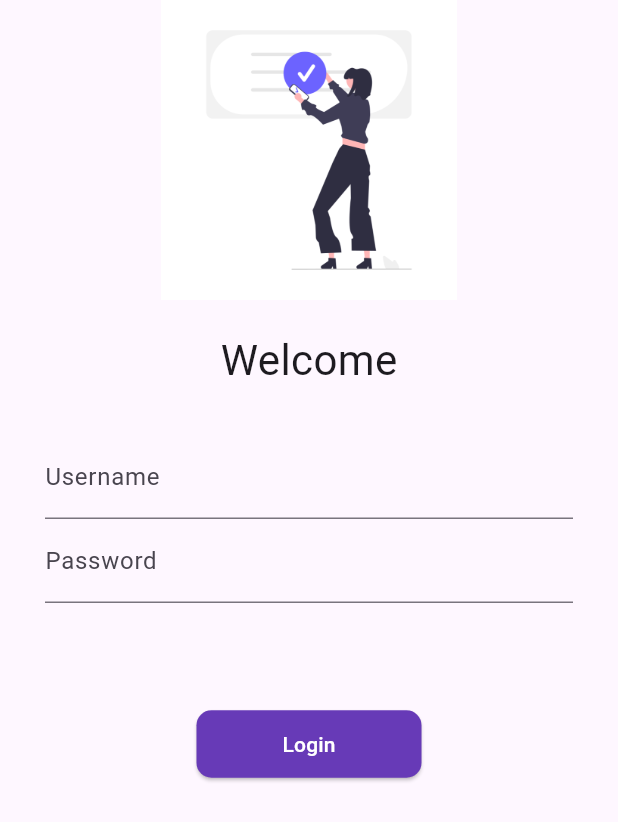
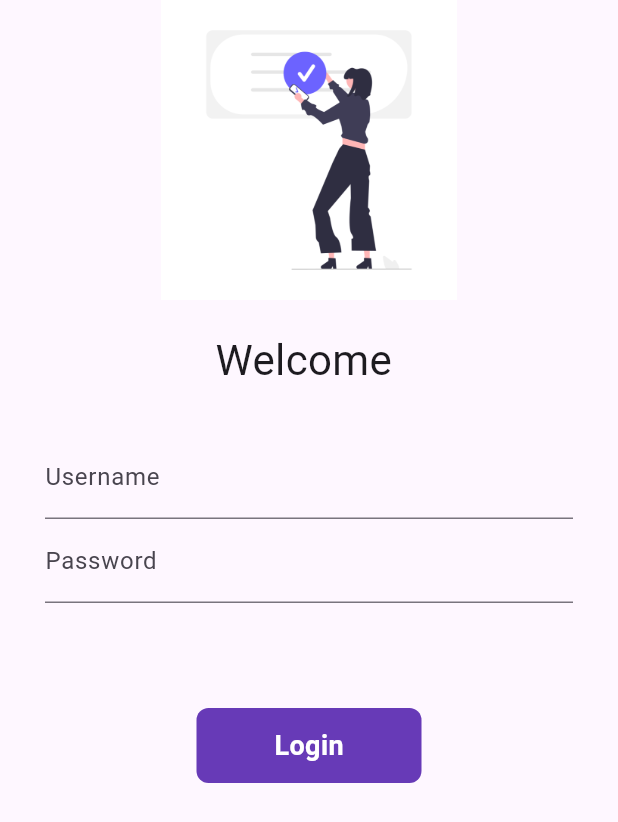
Before and after one commit to Ayushgupta91003/Catalog-app-flutter, a Flutter app: the screen it shows after launch, on a phone screen of 412 x 824 dp. Shown: the top 822 px of the screen. Run offline on Flutter 3.47's test engine with Material 3 defaults, Android fonts, the phone set to English and light mode, and no system bars; our stand-ins replace google_fonts.

Commit message:
Day 6 completed. animated button, async and await, inkwell, conditional usage in widgets

```diff
--- a/lib/pages/login_page.dart
+++ b/lib/pages/login_page.dart
@@ -2,8 +2,17 @@ import 'package:catalog/routes/routes.dart';
 import 'package:flutter/material.dart';
 // import 'package:google_fonts/google_fonts.dart';
 
-class LoginPage extends StatelessWidget {
+class LoginPage extends StatefulWidget {
   const LoginPage({super.key});
+
+  @override
+  State<LoginPage> createState() => _LoginPageState();
+}
+
+class _LoginPageState extends State<LoginPage> {
+
+  String name = "";
+  bool changeButton = false;
 
   @override
   Widget build(BuildContext context) {
@@ -40,7 +49,7 @@ class LoginPage extends StatelessWidget {
               height: 20,
             ),
 
-            Text("Welcome",
+            Text("Welcome $name",
               style: TextStyle(
                 // fontWeight: FontWeight.w500,
                 fontSize: 28,
@@ -56,7 +65,14 @@ class LoginPage extends StatelessWidget {
                     decoration: InputDecoration(
                       hintText: "Enter Username",
                       labelText: "Username",
+
                     ),
+                    onChanged: (value) {
+                      name = value;
+                      setState(() {
+
+                      });
+                    },
                   ),
 
                   TextFormField(
@@ -77,26 +93,84 @@ class LoginPage extends StatelessWidget {
 
             ),
 
-            ElevatedButton(
-              onPressed: () {
-                // print("Button Pressed");
-                // Navigator.push(context, ...)
+            InkWell(
+
+              onTap:() async {
+
+                setState(() {
+                  changeButton= true;
+                });
+                await Future.delayed(Duration(seconds: 2));
                 Navigator.pushNamed(context, MyRoutes.homeRoute);
               },
-              style: ElevatedButton.styleFrom(
-                minimumSize: Size(150, 45),
-                maximumSize: Size(150, 60),
-                backgroundColor: Colors.deepPurple,
-                // shape: BeveledRectangleBorder(borderRadius: BorderRadius.all(Radius.circular(5.0))),
-                shape: RoundedRectangleBorder(borderRadius: BorderRadius.circular(10.0))
-              ),
-              child: Text(
-                "Login",
-                style: TextStyle(
-                  color: Colors.white,
+              // didn't showed animations correctly hence gpt code below
+
+              // // gpt
+              // onTap: () {
+              //   setState(() {
+              //     changeButton = true;
+              //   });
+              //
+              //   Future.delayed(Duration(seconds: 2), () {
+              //     Navigator.pushNamed(context, MyRoutes.homeRoute).then((_) {
+              //       setState(() {
+              //         changeButton = false;
+              //       });
+              //     });
+              //   });
+              // },
+              //
+              // // gpt close
+
+              child: AnimatedContainer(
+                duration: Duration(seconds: 2),
+                width: changeButton?50: 150,
+                height:50,
+                // color:Colors.deepPurple,
+                alignment: Alignment.center,
+                child: changeButton?Icon(Icons.done, color: Colors.white,) : Text(
+                    "Login",
+                    style:TextStyle(
+                      color: Colors.white,
+                      fontWeight: FontWeight.w700,
+                      fontSize: 18,
+
+                ),
+                ),
+
+
+                decoration: BoxDecoration(
+                  color: changeButton?Colors.red: Colors.deepPurple,
+                  borderRadius: BorderRadius.circular(changeButton?50:8),
+                  // border radius occur smoothly.
+                  // shape: changeButton? BoxShape.circle: BoxShape.rectangle,
+
                 ),
               ),
-            )
+            ),
+
+
+
+            // ElevatedButton(
+            //   onPressed: () {
+            //     // print("Button Pressed");
+            //     // Navigator.push(context, ...)
+            //     Navigator.pushNamed(context, MyRoutes.homeRoute);
+            //   },
+            //   style: ElevatedButton.styleFrom(
+            //     minimumSize: Size(150, 45),
+            //     maximumSize: Size(150, 60),
+            //     backgroundColor: Colors.deepPurple,
+            //     // shape: BeveledRectangleBorder(borderRadius: BorderRadius.all(Radius.circular(5.0))),
+            //     shape: RoundedRectangleBorder(borderRadius: BorderRadius.circular(10.0))
+            //   ),
+            //   child: Text(
+            //     "Login",
+            //     style: TextStyle(
+            //       color: Colors.white,
+            //     ),
+            //   ),
+            // )
 
 
           ],
```
